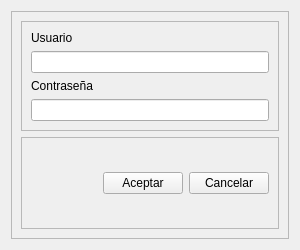
dariolggomez/HEATS-BOARD, file visuals/ui_login.ui: the form before one commit.
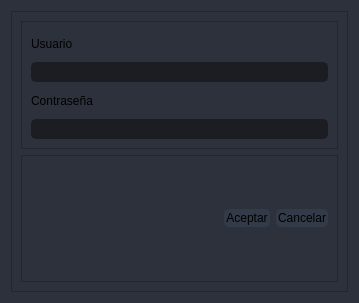
The form after the commit. Icons and pictures are not drawn.

Commit message: created ui login

Patch:
```diff
--- a/visuals/ui_login.ui
+++ b/visuals/ui_login.ui
@@ -6,8 +6,8 @@
    <rect>
     <x>0</x>
     <y>0</y>
-    <width>300</width>
-    <height>250</height>
+    <width>359</width>
+    <height>303</height>
    </rect>
   </property>
   <property name="minimumSize">
@@ -19,9 +19,221 @@
   <property name="windowTitle">
    <string>Form</string>
   </property>
+  <property name="styleSheet">
+   <string notr="true">background-color: rgb(44, 49, 60);</string>
+  </property>
   <layout class="QVBoxLayout" name="verticalLayout">
    <item>
     <widget class="QFrame" name="bg">
+     <property name="styleSheet">
+      <string notr="true">/* LINE EDIT */
+background-color: rgb(44, 49, 60);
+color: rgb(85, 170, 255);
+QLineEdit {
+	background-color: rgb(27, 29, 35);
+	border-radius: 5px;
+	border: 2px solid rgb(27, 29, 35);
+	padding-left: 10px;
+}
+QLineEdit:hover {
+	border: 2px solid rgb(64, 71, 88);
+}
+QLineEdit:focus {
+	border: 2px solid rgb(91, 101, 124);
+}
+
+/* SCROLL BARS */
+QScrollBar:horizontal {
+    border: none;
+    background: rgb(52, 59, 72);
+    height: 14px;
+    margin: 0px 21px 0 21px;
+	border-radius: 0px;
+}
+QScrollBar::handle:horizontal {
+    background: rgb(85, 170, 255);
+    min-width: 25px;
+	border-radius: 7px
+}
+QScrollBar::add-line:horizontal {
+    border: none;
+    background: rgb(55, 63, 77);
+    width: 20px;
+	border-top-right-radius: 7px;
+    border-bottom-right-radius: 7px;
+    subcontrol-position: right;
+    subcontrol-origin: margin;
+}
+QScrollBar::sub-line:horizontal {
+    border: none;
+    background: rgb(55, 63, 77);
+    width: 20px;
+	border-top-left-radius: 7px;
+    border-bottom-left-radius: 7px;
+    subcontrol-position: left;
+    subcontrol-origin: margin;
+}
+QScrollBar::up-arrow:horizontal, QScrollBar::down-arrow:horizontal
+{
+     background: none;
+}
+QScrollBar::add-page:horizontal, QScrollBar::sub-page:horizontal
+{
+     background: none;
+}
+ QScrollBar:vertical {
+	border: none;
+    background: rgb(52, 59, 72);
+    width: 14px;
+    margin: 21px 0 21px 0;
+	border-radius: 0px;
+ }
+ QScrollBar::handle:vertical {	
+	background: rgb(85, 170, 255);
+    min-height: 25px;
+	border-radius: 7px
+ }
+ QScrollBar::add-line:vertical {
+     border: none;
+    background: rgb(55, 63, 77);
+     height: 20px;
+	border-bottom-left-radius: 7px;
+    border-bottom-right-radius: 7px;
+     subcontrol-position: bottom;
+     subcontrol-origin: margin;
+ }
+ QScrollBar::sub-line:vertical {
+	border: none;
+    background: rgb(55, 63, 77);
+     height: 20px;
+	border-top-left-radius: 7px;
+    border-top-right-radius: 7px;
+     subcontrol-position: top;
+     subcontrol-origin: margin;
+ }
+ QScrollBar::up-arrow:vertical, QScrollBar::down-arrow:vertical {
+     background: none;
+ }
+
+ QScrollBar::add-page:vertical, QScrollBar::sub-page:vertical {
+     background: none;
+ }
+
+/* CHECKBOX */
+QCheckBox::indicator {
+    border: 3px solid rgb(52, 59, 72);
+	width: 15px;
+	height: 15px;
+	border-radius: 10px;
+    background: rgb(44, 49, 60);
+}
+QCheckBox::indicator:hover {
+    border: 3px solid rgb(58, 66, 81);
+}
+QCheckBox::indicator:checked {
+    background: 3px solid rgb(52, 59, 72);
+	border: 3px solid rgb(52, 59, 72);	
+	background-image: url(:/16x16/icons/16x16/cil-check-alt.png);
+}
+
+/* RADIO BUTTON */
+QRadioButton::indicator {
+    border: 3px solid rgb(52, 59, 72);
+	width: 15px;
+	height: 15px;
+	border-radius: 10px;
+    background: rgb(44, 49, 60);
+}
+QRadioButton::indicator:hover {
+    border: 3px solid rgb(58, 66, 81);
+}
+QRadioButton::indicator:checked {
+    background: 3px solid rgb(94, 106, 130);
+	border: 3px solid rgb(52, 59, 72);	
+}
+
+/* COMBOBOX */
+QComboBox{
+	background-color: rgb(27, 29, 35);
+	border-radius: 5px;
+	border: 2px solid rgb(27, 29, 35);
+	padding: 5px;
+	padding-left: 10px;
+}
+QComboBox:hover{
+	border: 2px solid rgb(64, 71, 88);
+}
+QComboBox::drop-down {
+	subcontrol-origin: padding;
+	subcontrol-position: top right;
+	width: 25px; 
+	border-left-width: 3px;
+	border-left-color: rgba(39, 44, 54, 150);
+	border-left-style: solid;
+	border-top-right-radius: 3px;
+	border-bottom-right-radius: 3px;	
+	background-image: url(:/16x16/icons/16x16/cil-arrow-bottom.png);
+	background-position: center;
+	background-repeat: no-reperat;
+ }
+QComboBox QAbstractItemView {
+	color: rgb(85, 170, 255);	
+	background-color: rgb(27, 29, 35);
+	padding: 10px;
+	selection-background-color: rgb(39, 44, 54);
+}
+
+/* SLIDERS */
+QSlider::groove:horizontal {
+    border-radius: 9px;
+    height: 18px;
+	margin: 0px;
+	background-color: rgb(52, 59, 72);
+}
+QSlider::groove:horizontal:hover {
+	background-color: rgb(55, 62, 76);
+}
+QSlider::handle:horizontal {
+    background-color: rgb(85, 170, 255);
+    border: none;
+    height: 18px;
+    width: 18px;
+    margin: 0px;
+	border-radius: 9px;
+}
+QSlider::handle:horizontal:hover {
+    background-color: rgb(105, 180, 255);
+}
+QSlider::handle:horizontal:pressed {
+    background-color: rgb(65, 130, 195);
+}
+
+QSlider::groove:vertical {
+    border-radius: 9px;
+    width: 18px;
+    margin: 0px;
+	background-color: rgb(52, 59, 72);
+}
+QSlider::groove:vertical:hover {
+	background-color: rgb(55, 62, 76);
+}
+QSlider::handle:vertical {
+    background-color: rgb(85, 170, 255);
+	border: none;
+    height: 18px;
+    width: 18px;
+    margin: 0px;
+	border-radius: 9px;
+}
+QSlider::handle:vertical:hover {
+    background-color: rgb(105, 180, 255);
+}
+QSlider::handle:vertical:pressed {
+    background-color: rgb(65, 130, 195);
+}
+
+</string>
+     </property>
      <property name="frameShape">
       <enum>QFrame::StyledPanel</enum>
      </property>
@@ -52,7 +264,22 @@
           </widget>
          </item>
          <item>
-          <widget class="QLineEdit" name="user_lineEdit"/>
+          <widget class="QLineEdit" name="user_lineEdit">
+           <property name="styleSheet">
+            <string notr="true">QLineEdit {
+	background-color: rgb(27, 29, 35);
+	border-radius: 5px;
+	border: 2px solid rgb(27, 29, 35);
+	padding-left: 10px;
+}
+QLineEdit:hover {
+	border: 2px solid rgb(64, 71, 88);
+}
+QLineEdit:focus {
+	border: 2px solid rgb(91, 101, 124);
+}</string>
+           </property>
+          </widget>
          </item>
          <item>
           <widget class="QLabel" name="label_password">
@@ -62,7 +289,25 @@
           </widget>
          </item>
          <item>
-          <widget class="QLineEdit" name="password_lineEdit"/>
+          <widget class="QLineEdit" name="password_lineEdit">
+           <property name="styleSheet">
+            <string notr="true">QLineEdit {
+	background-color: rgb(27, 29, 35);
+	border-radius: 5px;
+	border: 2px solid rgb(27, 29, 35);
+	padding-left: 10px;
+}
+QLineEdit:hover {
+	border: 2px solid rgb(64, 71, 88);
+}
+QLineEdit:focus {
+	border: 2px solid rgb(91, 101, 124);
+}</string>
+           </property>
+           <property name="echoMode">
+            <enum>QLineEdit::Password</enum>
+           </property>
+          </widget>
          </item>
         </layout>
        </widget>
@@ -91,6 +336,21 @@
          </item>
          <item>
           <widget class="QPushButton" name="accept_button">
+           <property name="styleSheet">
+            <string notr="true">QPushButton {
+	border: 2px solid rgb(52, 59, 72);
+	border-radius: 5px;	
+	background-color: rgb(52, 59, 72);
+}
+QPushButton:hover {
+	background-color: rgb(57, 65, 80);
+	border: 2px solid rgb(61, 70, 86);
+}
+QPushButton:pressed {	
+	background-color: rgb(35, 40, 49);
+	border: 2px solid rgb(43, 50, 61);
+}</string>
+           </property>
            <property name="text">
             <string>Aceptar</string>
            </property>
@@ -98,6 +358,21 @@
          </item>
          <item>
           <widget class="QPushButton" name="cancel_button">
+           <property name="styleSheet">
+            <string notr="true">QPushButton {
+	border: 2px solid rgb(52, 59, 72);
+	border-radius: 5px;	
+	background-color: rgb(52, 59, 72);
+}
+QPushButton:hover {
+	background-color: rgb(57, 65, 80);
+	border: 2px solid rgb(61, 70, 86);
+}
+QPushButton:pressed {	
+	background-color: rgb(35, 40, 49);
+	border: 2px solid rgb(43, 50, 61);
+}</string>
+           </property>
            <property name="text">
             <string>Cancelar</string>
            </property>
```
The commit also changes 1 other file.
